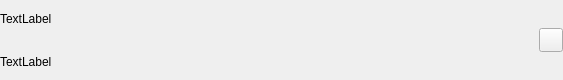
Old version of the form src/qt/vitae/forms/optionbutton.ui in the repository VitaeTeam/Vitae.
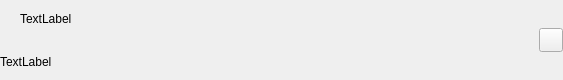
New version of the form.

Commit message: Active button style added

```diff
--- a/src/qt/vitae/forms/optionbutton.ui
+++ b/src/qt/vitae/forms/optionbutton.ui
@@ -53,11 +53,70 @@
          <number>5</number>
         </property>
         <item>
-         <widget class="QLabel" name="labelTitleChange">
-          <property name="text">
-           <string>TextLabel</string>
+         <layout class="QHBoxLayout" name="horizontalLayout">
+          <property name="spacing">
+           <number>0</number>
           </property>
-         </widget>
+          <item>
+           <widget class="QWidget" name="layoutCircle" native="true">
+            <property name="minimumSize">
+             <size>
+              <width>20</width>
+              <height>0</height>
+             </size>
+            </property>
+            <property name="maximumSize">
+             <size>
+              <width>20</width>
+              <height>16777215</height>
+             </size>
+            </property>
+            <layout class="QHBoxLayout" name="horizontalLayout">
+             <property name="spacing">
+              <number>0</number>
+             </property>
+             <property name="leftMargin">
+              <number>0</number>
+             </property>
+             <property name="topMargin">
+              <number>0</number>
+             </property>
+             <property name="rightMargin">
+              <number>0</number>
+             </property>
+             <property name="bottomMargin">
+              <number>0</number>
+             </property>
+             <item alignment="Qt::AlignLeft">
+              <widget class="QLabel" name="labelCircle">
+               <property name="minimumSize">
+                <size>
+                 <width>10</width>
+                 <height>10</height>
+                </size>
+               </property>
+               <property name="maximumSize">
+                <size>
+                 <width>10</width>
+                 <height>10</height>
+                </size>
+               </property>
+               <property name="text">
+                <string/>
+               </property>
+              </widget>
+             </item>
+            </layout>
+           </widget>
+          </item>
+          <item>
+           <widget class="QLabel" name="labelTitleChange">
+            <property name="text">
+             <string>TextLabel</string>
+            </property>
+           </widget>
+          </item>
+         </layout>
         </item>
         <item>
          <widget class="QLabel" name="labelSubtitleChange">
```
The commit also changes 3 other files.
